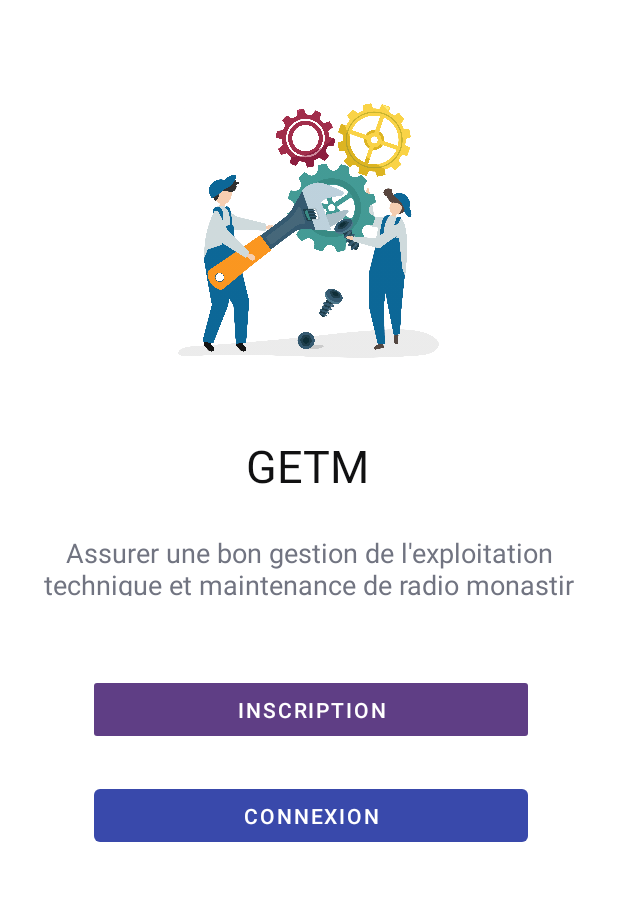
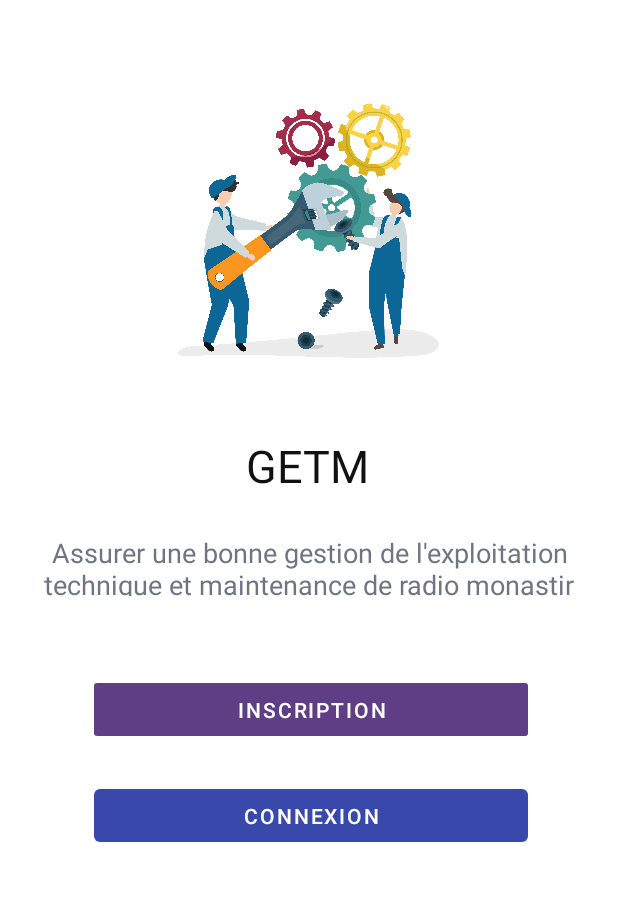
Before and after one commit to mrxrobotn/radiomonastir, an Android app: the screen it shows after launch (MainActivity2), on a phone screen of 412 x 824 dp, the part 84-985 px from its top. Run offline under Robolectric (Android 15) with nearby library versions, the phone set to English and light mode, and no system bars.

Commit message:
modifier mainactivity2

```diff
--- a/app/src/main/res/layout/activity_main2.xml
+++ b/app/src/main/res/layout/activity_main2.xml
@@ -36,7 +36,7 @@
             android:layout_marginEnd="8dp"
             android:layout_marginRight="8dp"
             android:layout_marginBottom="52dp"
-            android:text="Assurer une bon gestion de l'exploitation technique et maintenance de radio monastir"
+            android:text="Assurer une bonne gestion de l'exploitation technique et maintenance de radio monastir"
             android:textColor="#717481"
             android:textSize="18sp"
             android:gravity="center"
```
